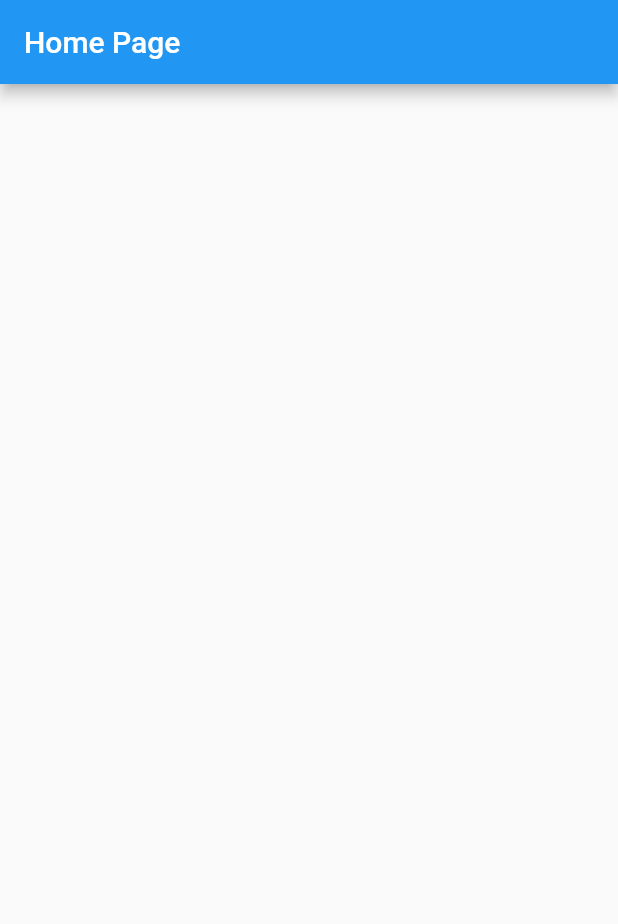
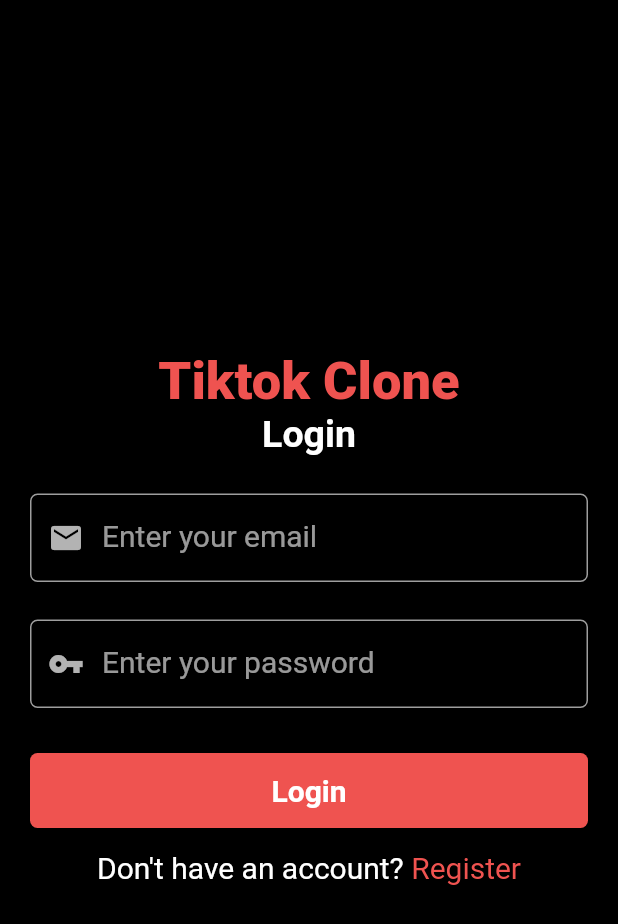
Before and after one commit to 4643880/Tiktok-Flutter, a Flutter app: the screen it shows after launch, on a phone screen of 412 x 824 dp. Shown: the top 924 px of the screen. Run offline on Flutter 3.47's test engine with Material 2 defaults, Android fonts, the phone set to English and light mode, and no system bars.

Commit message:
Designed Login Screen UI

```diff
--- /dev/null
+++ b/lib/constants.dart
@@ -0,0 +1,6 @@
+import 'package:flutter/material.dart';
+
+// COLORS
+const backgroundColor = Colors.black;
+var buttonColor = Colors.red[400];
+const borderColor = Colors.grey;
--- a/lib/main.dart
+++ b/lib/main.dart
@@ -1,4 +1,6 @@
 import 'package:flutter/material.dart';
+import 'package:tiktok_flutter/constants.dart';
+import 'package:tiktok_flutter/views/screens/auth/login_screen.dart';
 
 void main() {
   runApp(const MyApp());
@@ -12,24 +14,10 @@ class MyApp extends StatelessWidget {
     return MaterialApp(
       debugShowCheckedModeBanner: false,
       title: 'TikTok',
-      theme: ThemeData(
-        primarySwatch: Colors.blue,
+      theme: ThemeData.dark().copyWith(
+        scaffoldBackgroundColor: backgroundColor,
       ),
-      home: const HomePage(),
+      home: LoginScreen(),
     );
   }
 }
-
-class HomePage extends StatelessWidget {
-  const HomePage({Key? key}) : super(key: key);
-
-  @override
-  Widget build(BuildContext context) {
-    return Scaffold(
-      appBar: AppBar(
-        title: const Text('Home Page'),
-      ),
-      body: Container(),
-    );
-  }
-}
--- /dev/null
+++ b/lib/views/screens/auth/login_screen.dart
@@ -0,0 +1,109 @@
+import 'package:flutter/material.dart';
+import 'package:tiktok_flutter/constants.dart';
+import 'package:tiktok_flutter/views/widgets/text_input_field.dart';
+
+class LoginScreen extends StatelessWidget {
+  LoginScreen({super.key});
+
+  final TextEditingController _emailController = TextEditingController();
+  final TextEditingController _passwordController = TextEditingController();
+
+  @override
+  Widget build(BuildContext context) {
+    return Scaffold(
+      body: Container(
+        alignment: Alignment.center,
+        child: Column(
+          mainAxisAlignment: MainAxisAlignment.center,
+          children: [
+            Text(
+              "Tiktok Clone",
+              style: TextStyle(
+                fontSize: 35,
+                color: buttonColor,
+                fontWeight: FontWeight.w900,
+              ),
+            ),
+            const Text(
+              "Login",
+              style: TextStyle(
+                fontSize: 25,
+                fontWeight: FontWeight.w700,
+              ),
+            ),
+            const SizedBox(
+              height: 25,
+            ),
+            Container(
+              margin: const EdgeInsets.symmetric(horizontal: 20),
+              child: TextInputField(
+                controller: _emailController,
+                labelText: "Enter your email",
+                icon: Icons.email,
+              ),
+            ),
+            const SizedBox(
+              height: 25,
+            ),
+            Container(
+              margin: const EdgeInsets.symmetric(horizontal: 20),
+              child: TextInputField(
+                controller: _passwordController,
+                labelText: "Enter your password",
+                icon: Icons.vpn_key_sharp,
+                isObscure: true,
+              ),
+            ),
+            const SizedBox(
+              height: 30,
+            ),
+            Container(
+              width: MediaQuery.of(context).size.width - 40,
+              height: 50,
+              decoration: BoxDecoration(
+                color: buttonColor,
+                borderRadius: const BorderRadius.all(
+                  Radius.circular(5),
+                ),
+              ),
+              child: InkWell(
+                onTap: () {},
+                child: Container(
+                  alignment: Alignment.center,
+                  child: const Text(
+                    'Login',
+                    style: TextStyle(
+                      fontSize: 20,
+                      fontWeight: FontWeight.w700,
+                    ),
+                  ),
+                ),
+              ),
+            ),
+            const SizedBox(
+              height: 15,
+            ),
+            Row(
+              mainAxisAlignment: MainAxisAlignment.center,
+              children: [
+                const Text(
+                  'Don\'t have an account? ',
+                  style: TextStyle(
+                    fontSize: 20,
+                  ),
+                ),
+                InkWell(
+                  onTap: () {},
+                  child: Text(
+                    'Register',
+                    style: TextStyle(fontSize: 20, color: buttonColor),
+                  ),
+                ),
+              ],
+            ),
+          ],
+        ),
+      ),
+    );
+  }
+}
--- /dev/null
+++ b/lib/views/widgets/text_input_field.dart
@@ -0,0 +1,38 @@
+import 'package:flutter/material.dart';
+import 'package:tiktok_flutter/constants.dart';
+
+class TextInputField extends StatelessWidget {
+  final TextEditingController controller;
+  final String labelText;
+  final IconData icon;
+  final bool isObscure;
+
+  const TextInputField({
+    super.key,
+    required this.controller,
+    required this.labelText,
+    required this.icon,
+    this.isObscure = false,
+  });
+
+  @override
+  Widget build(BuildContext context) {
+    return TextField(
+      controller: controller,
+      obscureText: isObscure,
+      decoration: InputDecoration(
+        labelText: labelText,
+        prefixIcon: Icon(icon),
+        labelStyle: const TextStyle(
+          fontSize: 20,
+        ),
+        enabledBorder: OutlineInputBorder(
+            borderRadius: BorderRadius.circular(5),
+            borderSide: const BorderSide(color: borderColor)),
+        focusedBorder: OutlineInputBorder(
+            borderRadius: BorderRadius.circular(5),
+            borderSide: const BorderSide(color: borderColor)),
+      ),
+    );
+  }
+}
```
